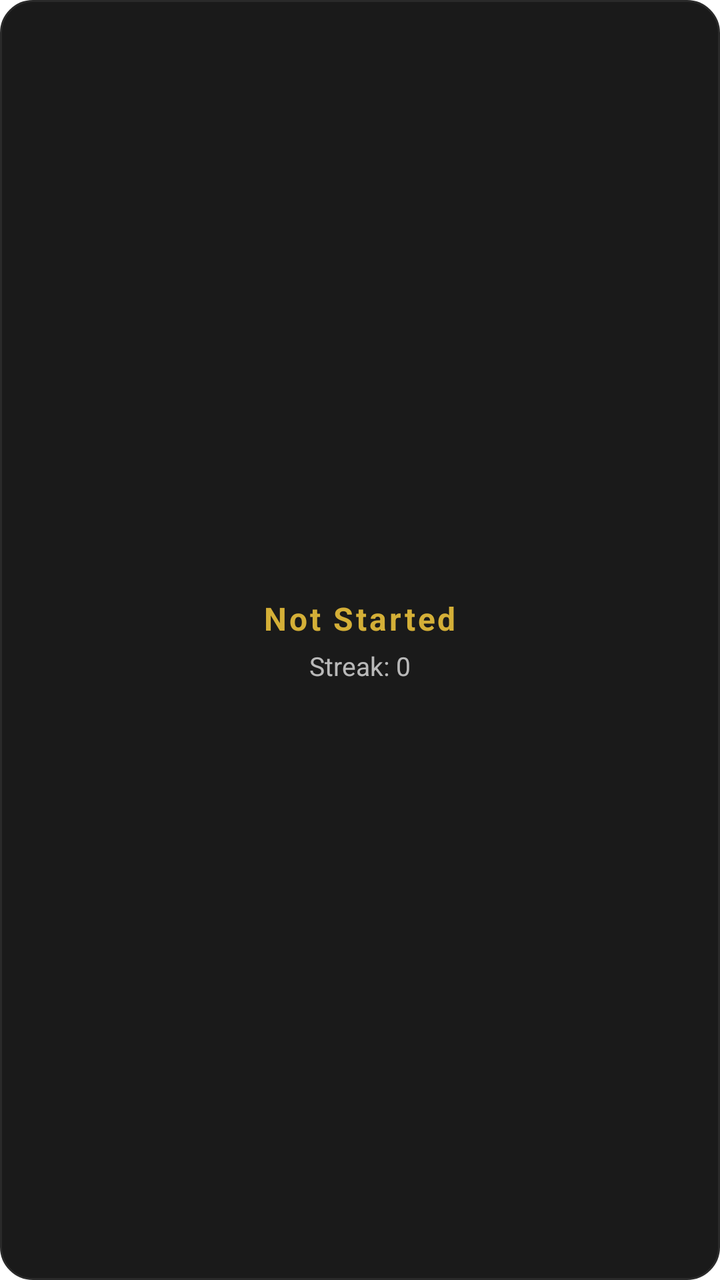
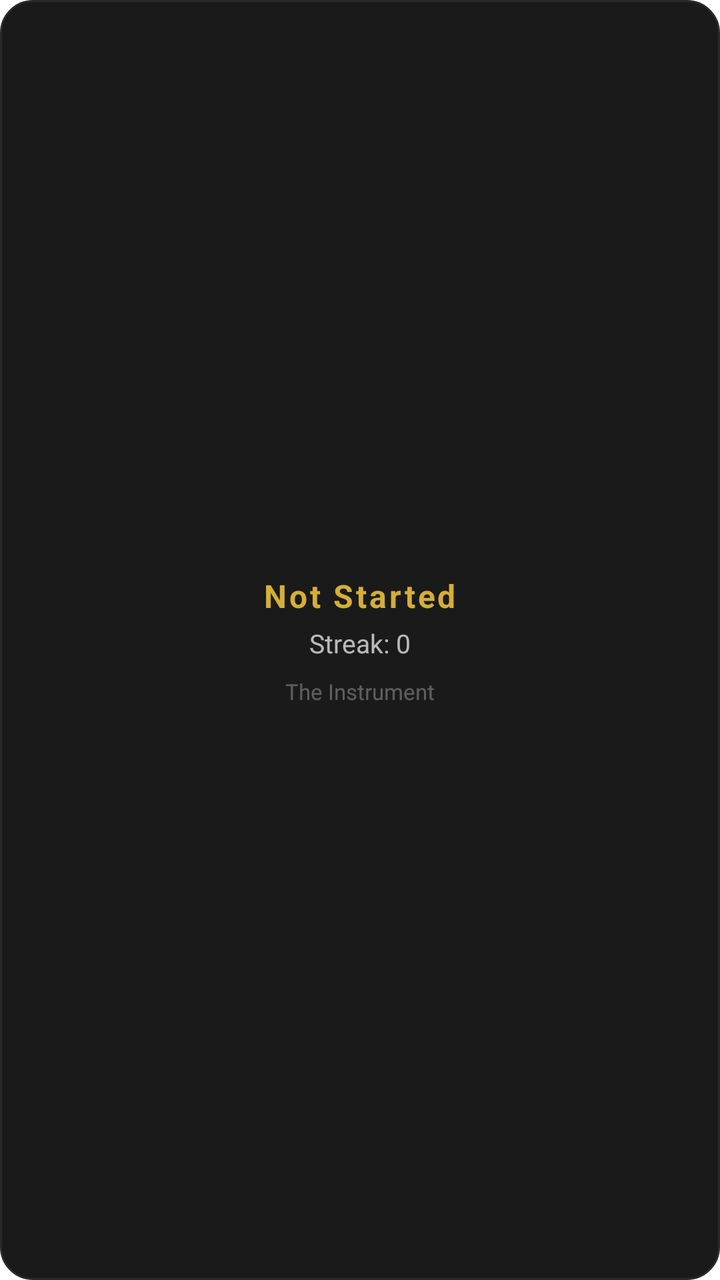

Two renders of the same Android screen: before a commit and after it. Below are the layout's source before the change and the commit's diff.
<!-- AndroidManifest.xml: fallback theme Theme.MaterialComponents.DayNight.NoActionBar -->
<!-- res/layout/widget_layout.xml -->
<?xml version="1.0" encoding="utf-8"?>
<LinearLayout
    xmlns:android="http://schemas.android.com/apk/res/android"
    android:layout_width="match_parent"
    android:layout_height="match_parent"
    android:orientation="vertical"
    android:gravity="center"
    android:background="@drawable/widget_background"
    android:padding="16dp">

    <TextView
        android:id="@+id/widget_status"
        android:layout_width="wrap_content"
        android:layout_height="wrap_content"
        android:text="Not Started"
        android:textColor="#D4AF37"
        android:textSize="16sp"
        android:textStyle="bold"
        android:letterSpacing="0.08" />

    <TextView
        android:id="@+id/widget_streak"
        android:layout_width="wrap_content"
        android:layout_height="wrap_content"
        android:text="Streak: 0"
        android:textColor="#FFFFFF"
        android:textSize="13sp"
        android:layout_marginTop="4dp"
        android:alpha="0.7" />

</LinearLayout>
<!-- resources referenced by this layout -->
<resources>
  <!-- drawable widget_background (drawable) -->
  <?xml version="1.0" encoding="utf-8"?>
  <shape xmlns:android="http://schemas.android.com/apk/res/android"
      android:shape="rectangle">
      <solid android:color="#1A1A1A" />
      <corners android:radius="16dp" />
      <stroke android:width="1dp" android:color="#2A2A2A" />
  </shape>
</resources>

<!-- the commit's change to res/layout/widget_layout.xml (unified diff, before → after) -->
@@ -1,6 +1,7 @@
 <?xml version="1.0" encoding="utf-8"?>
 <LinearLayout
     xmlns:android="http://schemas.android.com/apk/res/android"
+    android:id="@+id/widget_container"
     android:layout_width="match_parent"
     android:layout_height="match_parent"
     android:orientation="vertical"
@@ -28,4 +29,13 @@
         android:layout_marginTop="4dp"
         android:alpha="0.7" />
 
+    <TextView
+        android:layout_width="wrap_content"
+        android:layout_height="wrap_content"
+        android:text="The Instrument"
+        android:textColor="#FFFFFF"
+        android:textSize="11sp"
+        android:layout_marginTop="8dp"
+        android:alpha="0.3" />
+
 </LinearLayout>
